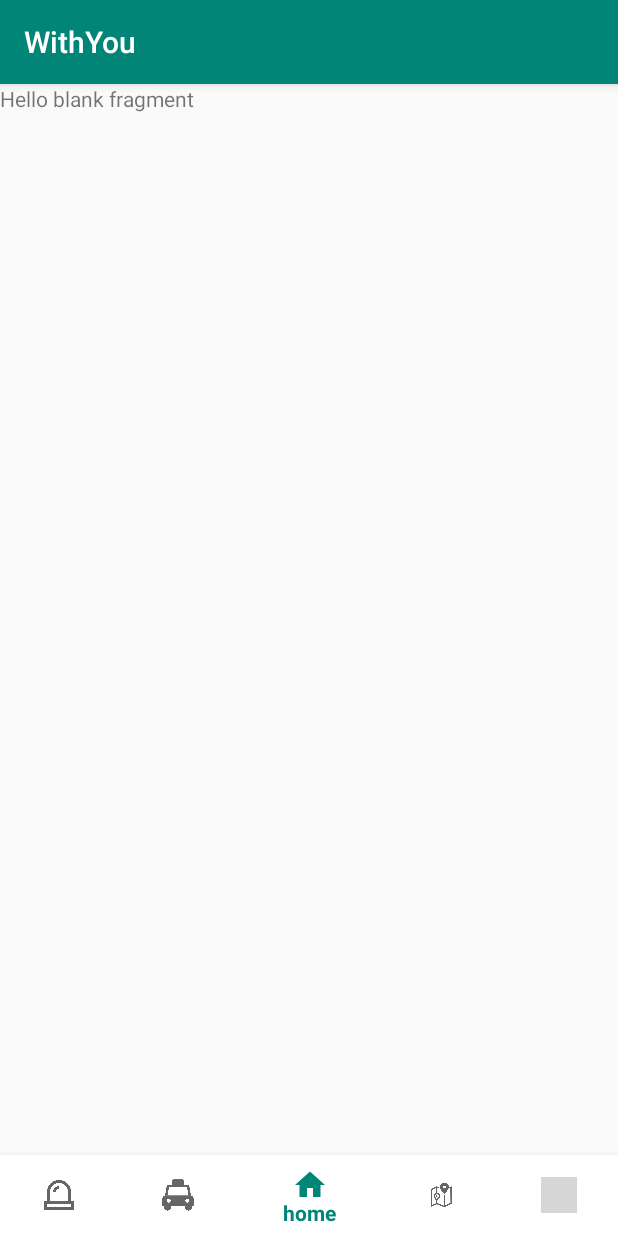
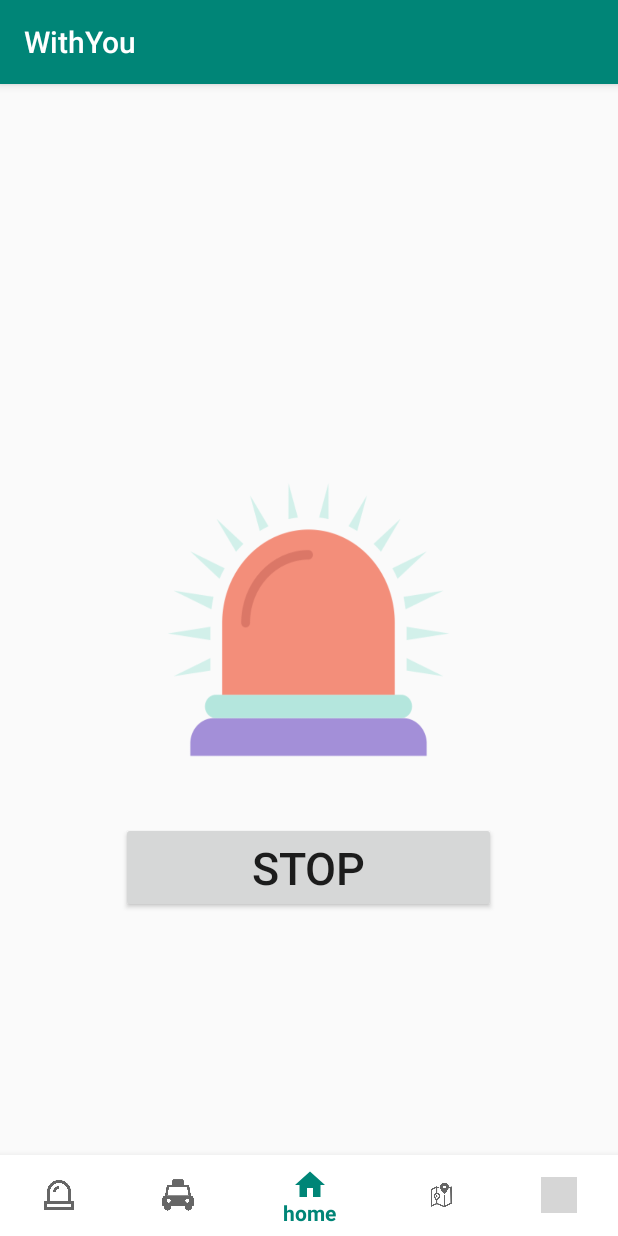
Before and after one commit to Hyeju-Lee/WithYou, an Android app: the fragment sirenFragment placed in its activity, on a phone screen of 412 x 824 dp. Run offline under Robolectric (Android 15) with nearby library versions, the light colour scheme and no system bars; libraries missing offline, so code that uses them is left out: net.daum.mf; 2 statements that could not run were skipped; grey boxes are pictures that could not be loaded.

Commit message:
add siren tab function

```diff
--- a/app/src/main/java/smu/techtown/withyou/Fragment/sirenFragment.java
+++ b/app/src/main/java/smu/techtown/withyou/Fragment/sirenFragment.java
@@ -1,21 +1,28 @@
 package smu.techtown.withyou.Fragment;
 
 
+import android.media.MediaPlayer;
 import android.os.Bundle;
 
 import androidx.fragment.app.Fragment;
 import smu.techtown.withyou.R;
 
+import android.provider.MediaStore;
 import android.view.LayoutInflater;
 import android.view.View;
 import android.view.ViewGroup;
+import android.widget.Button;
+
+import java.io.IOException;
 
 
 /**
  * A simple {@link Fragment} subclass.
  */
 public class sirenFragment extends Fragment {
-
+    Button sirenStart;
+    Button sirenStop;
+    MediaPlayer mediaPlayer;
 
     public sirenFragment() {
         // Required empty public constructor
@@ -26,7 +33,28 @@ public class sirenFragment extends Fragment {
     public View onCreateView(LayoutInflater inflater, ViewGroup container,
                              Bundle savedInstanceState) {
         // Inflate the layout for this fragment
-        return inflater.inflate(R.layout.fragment_siren, container, false);
+        View view = inflater.inflate(R.layout.fragment_siren, container, false);
+        sirenStart = view.findViewById(R.id.sirenStart);
+        sirenStop = view.findViewById(R.id.sirenStop);
+        mediaPlayer = MediaPlayer.create(getActivity(),R.raw.policesiren);
+
+        sirenStart.setOnClickListener(new View.OnClickListener() {
+            @Override
+            public void onClick(View v) {
+                mediaPlayer.start();
+            }
+        });
+
+        sirenStop.setOnClickListener(new View.OnClickListener() {
+            @Override
+            public void onClick(View v) {
+                mediaPlayer.stop();
+                try{
+                    mediaPlayer.prepare();
+                }catch (IOException io){}
+            }
+        });
+        return view;
     }
 
 }
--- a/app/src/main/res/layout/fragment_siren.xml
+++ b/app/src/main/res/layout/fragment_siren.xml
@@ -1,14 +1,26 @@
 <?xml version="1.0" encoding="utf-8"?>
-<FrameLayout xmlns:android="http://schemas.android.com/apk/res/android"
+<RelativeLayout xmlns:android="http://schemas.android.com/apk/res/android"
     xmlns:tools="http://schemas.android.com/tools"
     android:layout_width="match_parent"
     android:layout_height="match_parent"
-    tools:context=".Fragment.sirenFragment">
+    tools:context=".Fragment.sirenFragment"
+    >
 
-    <!-- TODO: Update blank fragment layout -->
-    <TextView
-        android:layout_width="match_parent"
-        android:layout_height="match_parent"
-        android:text="@string/hello_blank_fragment" />
+    <Button
+        android:layout_width="250dp"
+        android:layout_height="270dp"
+        android:layout_centerInParent="true"
+        android:id="@+id/sirenStart"
+        android:background="@drawable/sirentab"/>
 
-</FrameLayout>
+    <Button
+        android:layout_width="250dp"
+        android:layout_height="wrap_content"
+        android:layout_below="@+id/sirenStart"
+        android:layout_centerInParent="true"
+        android:text="stop"
+        android:textSize="30dp"
+        android:id="@+id/sirenStop"/>
+
+
+</RelativeLayout>
```
Also changed, not shown: app/src/main/res/drawable/sirentab.png (added), 1 other file.
